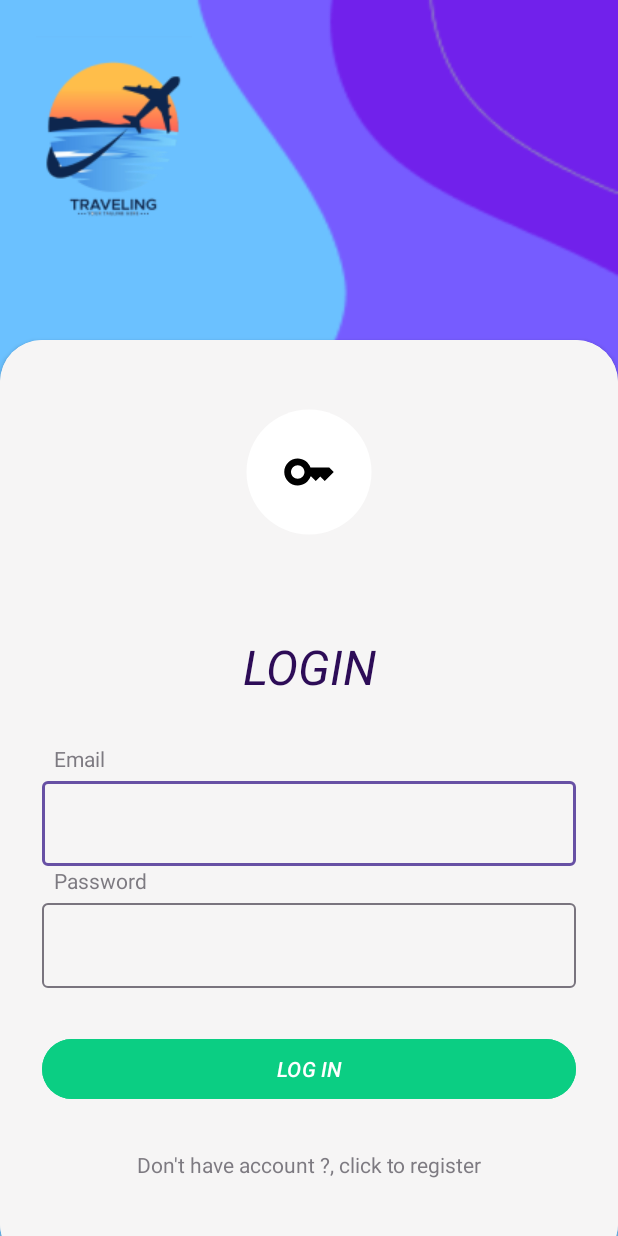
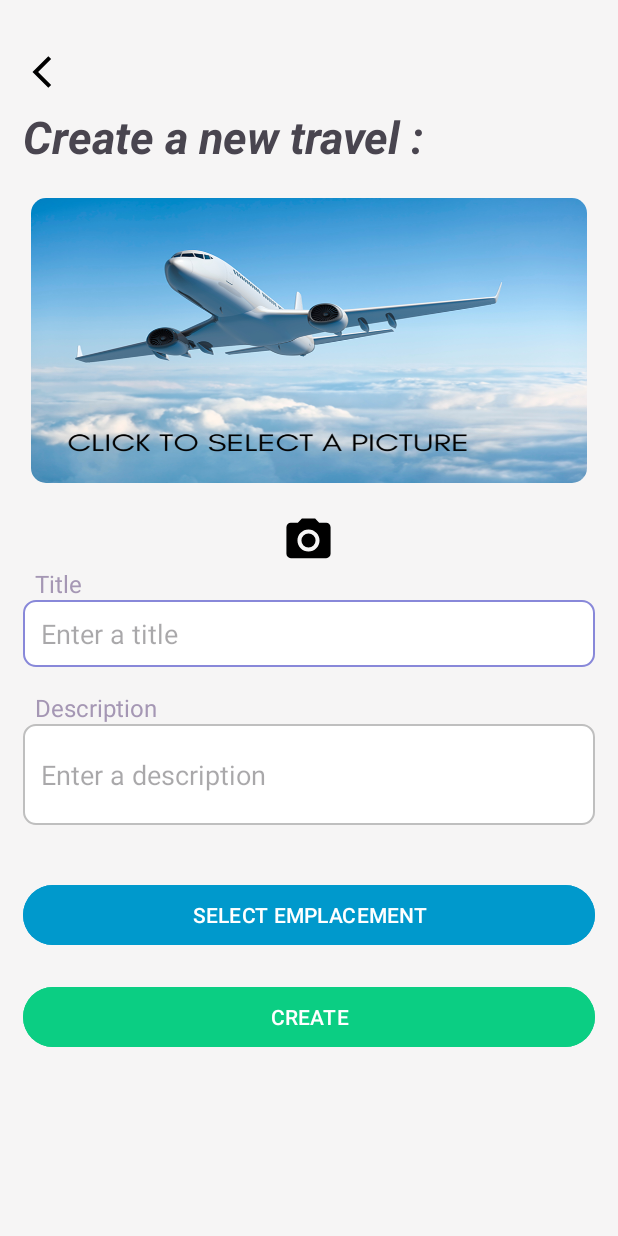
Before and after one commit to tahaLammouchi/travel-app-android, an Android app: the screen it shows after launch (Login before the commit, AddTravel after it), on a phone screen of 412 x 824 dp. Run offline under Robolectric (Android 15) with nearby library versions, the phone set to English and light mode, and no system bars.

Commit message:
Commit include maps works but not finished

```diff
--- a/app/build.gradle.kts
+++ b/app/build.gradle.kts
@@ -38,6 +38,9 @@ dependencies {
     implementation("com.google.android.material:material:1.10.0")
     implementation("androidx.constraintlayout:constraintlayout:2.1.4")
     implementation("com.google.firebase:firebase-auth:22.3.0")
+    implementation(platform("com.google.firebase:firebase-bom:32.6.0"))
+    implementation("com.google.firebase:firebase-database")
+    implementation ("com.google.android.gms:play-services-maps:18.1.0")
     testImplementation("junit:junit:4.13.2")
     androidTestImplementation("androidx.test.ext:junit:1.1.5")
     androidTestImplementation("androidx.test.espresso:espresso-core:3.5.1")
--- /dev/null
+++ b/app/src/main/java/com/example/travel_app/AddTravel.java
@@ -0,0 +1,86 @@
+package com.example.travel_app;
+
+import android.content.Intent;
+import android.os.Bundle;
+import android.view.View;
+import android.widget.Button;
+import android.widget.EditText;
+import android.widget.ImageView;
+import android.widget.Toast;
+
+import androidx.appcompat.app.AppCompatActivity;
+
+       public class AddTravel extends AppCompatActivity {
+
+        private EditText titleEditText;
+        private EditText descriptionEditText;
+        private Button selectEmplacementButton, createButton;
+        ImageView backButton, travelPicture;
+
+        @Override
+        protected void onCreate(Bundle savedInstanceState) {
+            super.onCreate(savedInstanceState);
+            setContentView(R.layout.add_travel_activity);
+
+            // Find views by ID
+            titleEditText = findViewById(R.id.add_travel_title);
+            descriptionEditText = findViewById(R.id.add_travel_descrption);
+            selectEmplacementButton = findViewById(R.id.add_travel_select_emplacement);
+            createButton = findViewById(R.id.add_travel_create);
+            backButton = findViewById(R.id.add_travel_back);
+            travelPicture = findViewById(R.id.add_travel_picture);
+
+
+            // Set click listeners
+            selectEmplacementButton.setOnClickListener(new View.OnClickListener() {
+                @Override
+                public void onClick(View view) {
+                    // Handle SELECT EMPLACEMENT button click
+                    onSelectEmplacementButtonClick();
+                }
+            });
+
+            createButton.setOnClickListener(new View.OnClickListener() {
+                @Override
+                public void onClick(View view) {
+                    // Handle CREATE button click
+                    onCreateButtonClick();
+                }
+            });
+
+            backButton.setOnClickListener(new View.OnClickListener() {
+                @Override
+                public void onClick(View view) {
+                    // Handle back button click (if needed)
+                    onBackPressed();
+                }
+            });
+        }
+
+        private void onSelectEmplacementButtonClick() {
+            String title = titleEditText.getText().toString().trim();
+            String description = descriptionEditText.getText().toString().trim();
+
+            Intent i = new Intent(AddTravel.this, Maps.class);
+            i.putExtra("title", title);
+            i.putExtra("description", description);
+            startActivity(i);
+        }
+
+        private void onCreateButtonClick() {
+            // Retrieve values from EditText fields
+            String title = titleEditText.getText().toString().trim();
+            String description = descriptionEditText.getText().toString().trim();
+
+            // Add validation or further processing as needed
+            if (!title.isEmpty() && !description.isEmpty()) {
+                // Add logic for handling CREATE button click
+                // You can use the retrieved values (title, description) as needed
+                Toast.makeText(this, "CREATE button clicked\nTitle: " + title + "\nDescription: " + description, Toast.LENGTH_SHORT).show();
+            } else {
+                Toast.makeText(this, "Please enter title and description", Toast.LENGTH_SHORT).show();
+            }
+        }
+
+
+       }
--- /dev/null
+++ b/app/src/main/res/drawable/back.xml
@@ -0,0 +1,5 @@
+<vector android:height="24dp" android:tint="#000000"
+    android:viewportHeight="24" android:viewportWidth="24"
+    android:width="24dp" xmlns:android="http://schemas.android.com/apk/res/android">
+    <path android:fillColor="@android:color/white" android:pathData="M17.77,3.77l-1.77,-1.77l-10,10l10,10l1.77,-1.77l-8.23,-8.23z"/>
+</vector>
--- /dev/null
+++ b/app/src/main/res/drawable/camera.xml
@@ -0,0 +1,6 @@
+<vector android:height="24dp" android:tint="#000000"
+    android:viewportHeight="24" android:viewportWidth="24"
+    android:width="24dp" xmlns:android="http://schemas.android.com/apk/res/android">
+    <path android:fillColor="@android:color/white" android:pathData="M12,12m-3.2,0a3.2,3.2 0,1 1,6.4 0a3.2,3.2 0,1 1,-6.4 0"/>
+    <path android:fillColor="@android:color/white" android:pathData="M9,2L7.17,4L4,4c-1.1,0 -2,0.9 -2,2v12c0,1.1 0.9,2 2,2h16c1.1,0 2,-0.9 2,-2L22,6c0,-1.1 -0.9,-2 -2,-2h-3.17L15,2L9,2zM12,17c-2.76,0 -5,-2.24 -5,-5s2.24,-5 5,-5 5,2.24 5,5 -2.24,5 -5,5z"/>
+</vector>
--- /dev/null
+++ b/app/src/main/res/drawable/custon_input.xml
@@ -0,0 +1,17 @@
+<?xml version="1.0" encoding="utf-8"?>
+<selector xmlns:android="http://schemas.android.com/apk/res/android">
+    <item android:state_enabled="true" android:state_focused="true">
+        <shape android:shape="rectangle">
+            <solid android:color="@android:color/white"> </solid>
+            <corners android:radius="8dp"></corners>
+            <stroke android:color="@color/focus" android:width="1dp" />
+        </shape>
+    </item>
+    <item android:state_enabled="true">
+        <shape android:shape="rectangle">
+            <solid android:color="@android:color/white"> </solid>
+            <corners android:radius="8dp"></corners>
+            <stroke android:color="@color/gris" android:width="1dp" />
+        </shape>
+    </item>
+</selector>
--- /dev/null
+++ b/app/src/main/res/layout/add_travel_activity.xml
@@ -0,0 +1,119 @@
+<?xml version="1.0" encoding="utf-8"?>
+<LinearLayout xmlns:android="http://schemas.android.com/apk/res/android"
+    xmlns:app="http://schemas.android.com/apk/res-auto"
+    xmlns:tools="http://schemas.android.com/tools"
+    android:layout_width="match_parent"
+    android:layout_height="match_parent"
+    android:background="@color/bgwhite"
+    android:orientation="vertical"
+    android:padding="15dp"
+    tools:context=".AddTravel">
+    <ImageView
+        android:id="@+id/add_travel_back"
+        android:layout_width="25dp"
+        android:layout_height="25dp"
+        android:src="@drawable/back"
+        android:layout_marginTop="20dp"/>
+    <TextView
+        android:id="@+id/textView"
+        android:layout_width="match_parent"
+        android:layout_height="wrap_content"
+        android:layout_marginTop="10dp"
+        android:layout_marginBottom="15dp"
+        android:textSize="30dp"
+        android:textStyle="bold|italic"
+        android:text="Create a new travel :" />
+
+    <androidx.cardview.widget.CardView
+        android:layout_width="wrap_content"
+        android:layout_height="wrap_content"
+        app:cardCornerRadius="10dp"
+        android:layout_margin="5dp">
+    <ImageView
+        android:id="@+id/add_travel_picture"
+        android:layout_width="match_parent"
+        android:layout_height="190dp"
+        android:layout_gravity="center_horizontal"
+        android:src="@drawable/select_picture"
+        android:scaleType="fitXY" />
+    </androidx.cardview.widget.CardView>
+
+    <ImageView
+        android:id="@+id/add_travel_camera"
+        android:layout_width="35dp"
+        android:layout_height="35dp"
+        android:layout_marginTop="15dp"
+        android:src="@drawable/camera"
+        android:layout_gravity="center_horizontal"/>
+
+    <LinearLayout
+        android:layout_width="match_parent"
+        android:layout_height="wrap_content"
+        android:orientation="vertical"
+        android:layout_marginBottom="16dp">
+
+        <TextView
+            android:layout_width="wrap_content"
+            android:layout_height="wrap_content"
+            android:text="Title"
+            android:textSize="16sp"
+            android:layout_marginLeft="8dp"
+            android:textColor="#A597B4" />
+
+        <EditText
+            android:id="@+id/add_travel_title"
+            android:layout_width="match_parent"
+            android:layout_height="wrap_content"
+            android:background="@drawable/custon_input"
+            android:paddingTop="10dp"
+            android:paddingBottom="10dp"
+            android:paddingStart="12dp"
+            android:paddingEnd="12dp"
+            android:hint="Enter a title"
+            android:inputType="text" />
+    </LinearLayout>
+    <LinearLayout
+        android:layout_width="match_parent"
+        android:layout_height="wrap_content"
+        android:orientation="vertical"
+        android:layout_marginBottom="16dp">
+
+        <TextView
+            android:layout_width="wrap_content"
+            android:layout_height="wrap_content"
+            android:text="Description"
+            android:textSize="16sp"
+            android:layout_marginLeft="8dp"
+            android:textColor="#A597B4" />
+        <EditText
+            android:id="@+id/add_travel_descrption"
+            android:layout_width="match_parent"
+            android:layout_height="wrap_content"
+            android:background="@drawable/custon_input"
+            android:paddingStart="12dp"
+            android:paddingEnd="12dp"
+            android:hint="Enter a description"
+            android:inputType="textMultiLine"
+            android:lines="3" />
+    </LinearLayout>
+
+    <Button
+        android:id="@+id/add_travel_select_emplacement"
+        android:layout_width="match_parent"
+        android:layout_height="wrap_content"
+        android:padding="10dp"
+        android:backgroundTint="@android:color/holo_blue_dark"
+        android:layout_marginTop="20dp"
+        android:text="SELECT EMPLACEMENT"
+        />
+    <Button
+        android:id="@+id/add_travel_create"
+        android:layout_width="match_parent"
+        android:layout_height="wrap_content"
+        android:padding="10dp"
+        android:layout_marginTop="20dp"
+        android:backgroundTint="@color/btngreen"
+        android:text="CREATE"
+        />
+
+</LinearLayout>
--- a/app/src/main/res/values/colors.xml
+++ b/app/src/main/res/values/colors.xml
@@ -2,5 +2,7 @@
 <resources>
     <color name="textvoilet">#2D0C57</color>
     <color name="bgwhite">#F6F5F5</color>
+    <color name="gris">#BFBFBF</color>
     <color name="btngreen">#FF0BCE83</color>
+    <color name="focus">#8888D9</color>
 </resources>
```
Also changed, not shown: app/src/main/AndroidManifest.xml (+15 -1 lines), app/src/main/java/com/example/travel_app/Maps.java (added, +107 -0 lines), app/src/main/java/com/example/travel_app/entities/Travel.java (added, +59 -0 lines), app/src/main/res/layout/maps_activity.xml (added, +10 -0 lines), app/src/main/res/drawable/select_picture.png (added).
